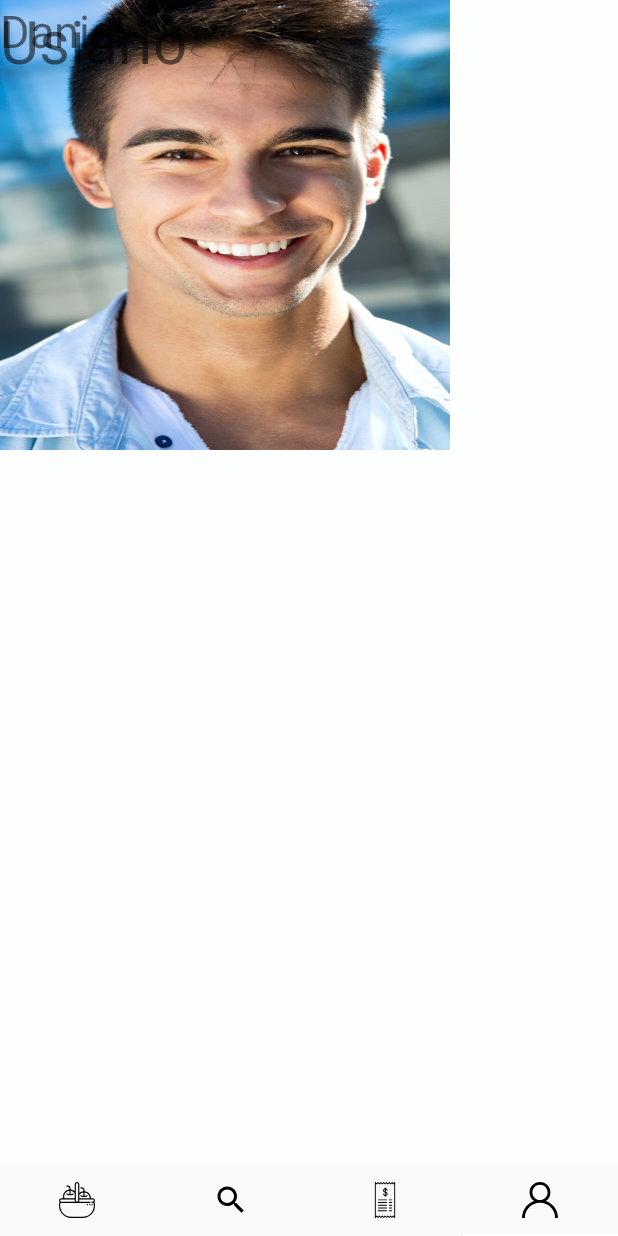
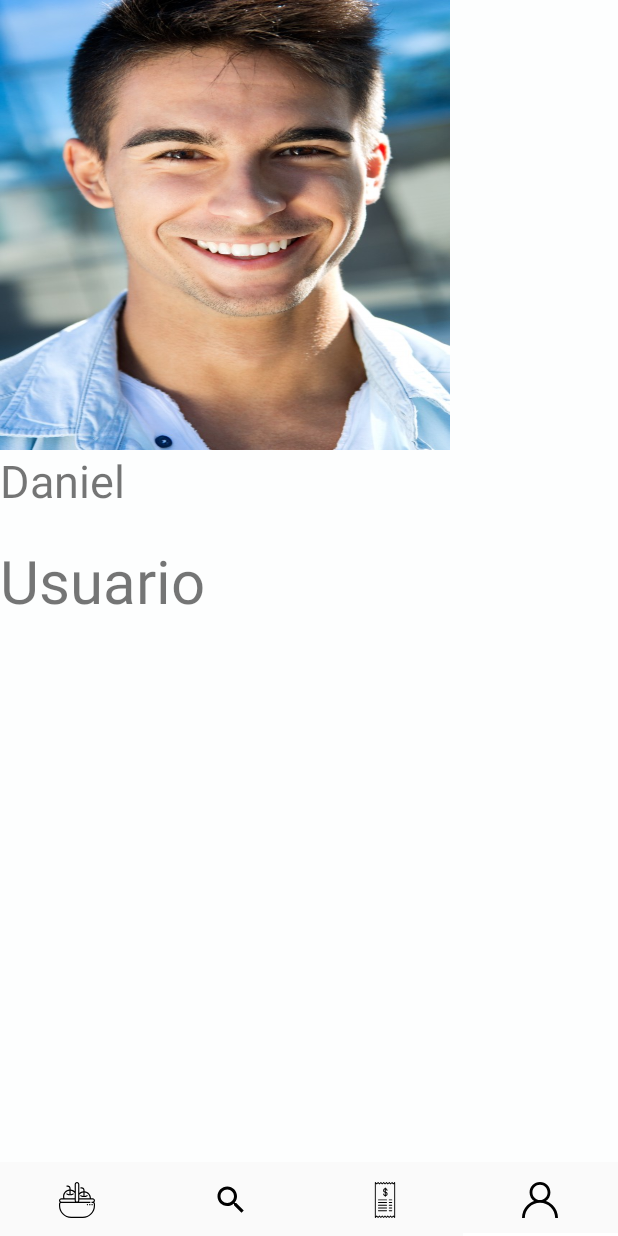
Before and after one commit to DanielCamaja/Petto, an Android app: the screen it shows after launch (Main2Activity), item 4 of the bottom bar chosen, on a phone screen of 412 x 824 dp. Run offline under Robolectric (Android 15) with nearby library versions, the phone set to English and light mode, and no system bars; our stand-ins replace Firebase (no records; nobody signed in at launch, a user with empty details on screens opened directly), Picasso.

Commit message:
cambios
se ve la imagen

```diff
--- a/app/src/main/res/layout/perfil_fragment.xml
+++ b/app/src/main/res/layout/perfil_fragment.xml
@@ -1,8 +1,9 @@
 <?xml version="1.0" encoding="utf-8"?>
-<androidx.constraintlayout.widget.ConstraintLayout xmlns:android="http://schemas.android.com/apk/res/android"
+<LinearLayout xmlns:android="http://schemas.android.com/apk/res/android"
     xmlns:tools="http://schemas.android.com/tools"
     android:layout_width="match_parent"
     android:layout_height="match_parent"
+    android:orientation="vertical"
     xmlns:app="http://schemas.android.com/apk/res-auto"
     android:background="@color/white"
     >
@@ -26,9 +27,9 @@
     <TextView
         android:layout_width="150dp"
         android:layout_height="60dp"
-        android:text="Usiario"
+        android:text="Usuario"
         android:textSize="40dp"
         tools:layout_editor_absoluteX="45dp"
         tools:layout_editor_absoluteY="340dp" />
 
-</androidx.constraintlayout.widget.ConstraintLayout>
+</LinearLayout>
```
Also changed, not shown: 2 other files.
